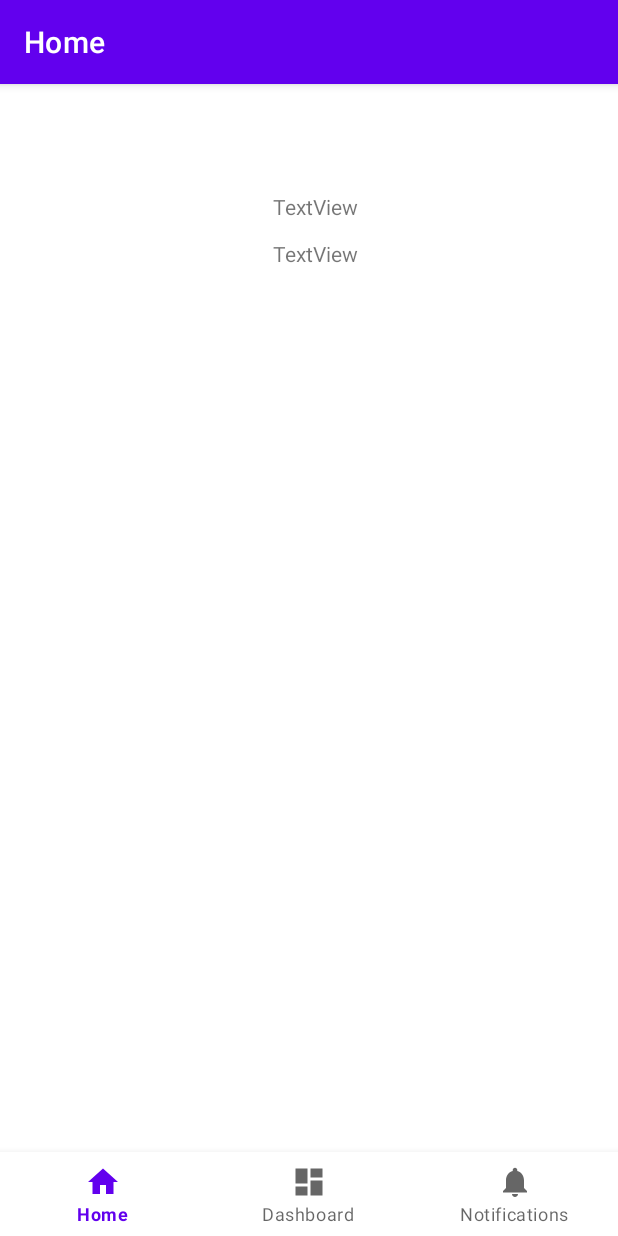
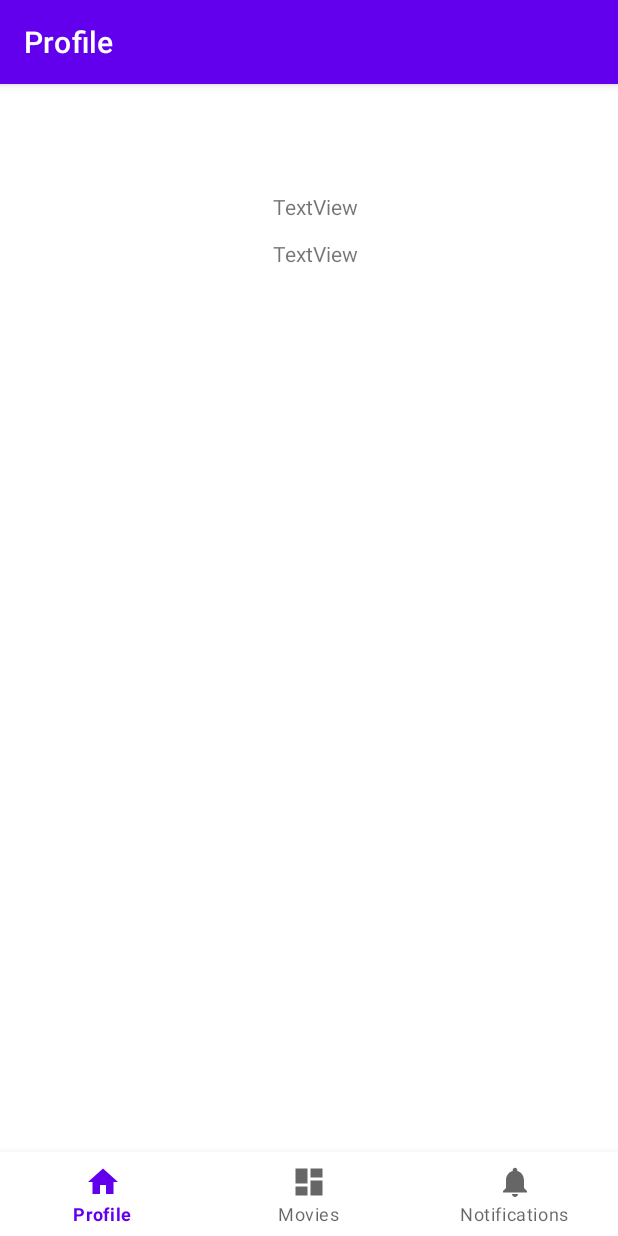
Before and after one commit to aldourtusuastegui/MovieTime, an Android app: the screen it shows after launch (MainActivity), on a phone screen of 412 x 824 dp. Run offline under Robolectric (Android 15) with nearby library versions, the phone set to English and light mode, and no system bars; our stand-ins replace Dagger/Hilt's generated code, Room's generated code, navigation-ui; pictures from the network do not load.

Commit message:
updated navigation for profile and movies

```diff
--- a/app/src/main/java/com/acsoft/movietime/MainActivity.kt
+++ b/app/src/main/java/com/acsoft/movietime/MainActivity.kt
@@ -28,7 +28,7 @@ class MainActivity : AppCompatActivity() {
         // menu should be considered as top level destinations.
         val appBarConfiguration = AppBarConfiguration(
             setOf(
-                R.id.navigation_profile, R.id.navigation_dashboard, R.id.navigation_notifications
+                R.id.navigation_profile, R.id.navigation_movies, R.id.navigation_notifications
             )
         )
         setupActionBarWithNavController(navController, appBarConfiguration)
--- a/app/src/main/res/menu/bottom_nav_menu.xml
+++ b/app/src/main/res/menu/bottom_nav_menu.xml
@@ -4,12 +4,12 @@
     <item
         android:id="@+id/navigation_profile"
         android:icon="@drawable/ic_home_black_24dp"
-        android:title="@string/title_home" />
+        android:title="@string/title_profile" />
 
     <item
-        android:id="@+id/navigation_dashboard"
+        android:id="@+id/navigation_movies"
         android:icon="@drawable/ic_dashboard_black_24dp"
-        android:title="@string/title_dashboard" />
+        android:title="@string/title_movies" />
 
     <item
         android:id="@+id/navigation_notifications"
--- a/app/src/main/res/navigation/mobile_navigation.xml
+++ b/app/src/main/res/navigation/mobile_navigation.xml
@@ -8,13 +8,13 @@
     <fragment
         android:id="@+id/navigation_profile"
         android:name="com.acsoft.movietime.feature_profile.presentation.most_popular.MostPopularPersonProfileFragment"
-        android:label="@string/title_home"
+        android:label="@string/title_profile"
         tools:layout="@layout/fragment_most_popular_person_profile" />
 
     <fragment
-        android:id="@+id/navigation_dashboard"
+        android:id="@+id/navigation_movies"
         android:name="com.acsoft.movietime.feature_movies.presentation.MoviesFragment"
-        android:label="@string/title_dashboard"
+        android:label="@string/title_movies"
         tools:layout="@layout/fragment_movies" />
 
     <fragment
--- a/app/src/main/res/values/strings.xml
+++ b/app/src/main/res/values/strings.xml
@@ -1,5 +1,7 @@
 <resources>
     <string name="app_name">MovieTime</string>
+    <string name="title_profile">Profile</string>
+    <string name="title_movies">Movies</string>
     <string name="title_home">Home</string>
     <string name="title_dashboard">Dashboard</string>
     <string name="title_notifications">Notifications</string>
```
